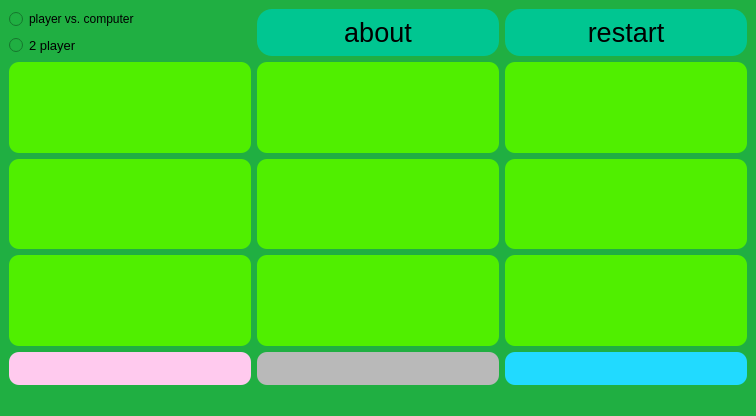
Before: the Qt Designer form tic-tac-toe/tic-tac-toe.ui in TaRa1999R/assignment18, drawn with Qt 5.
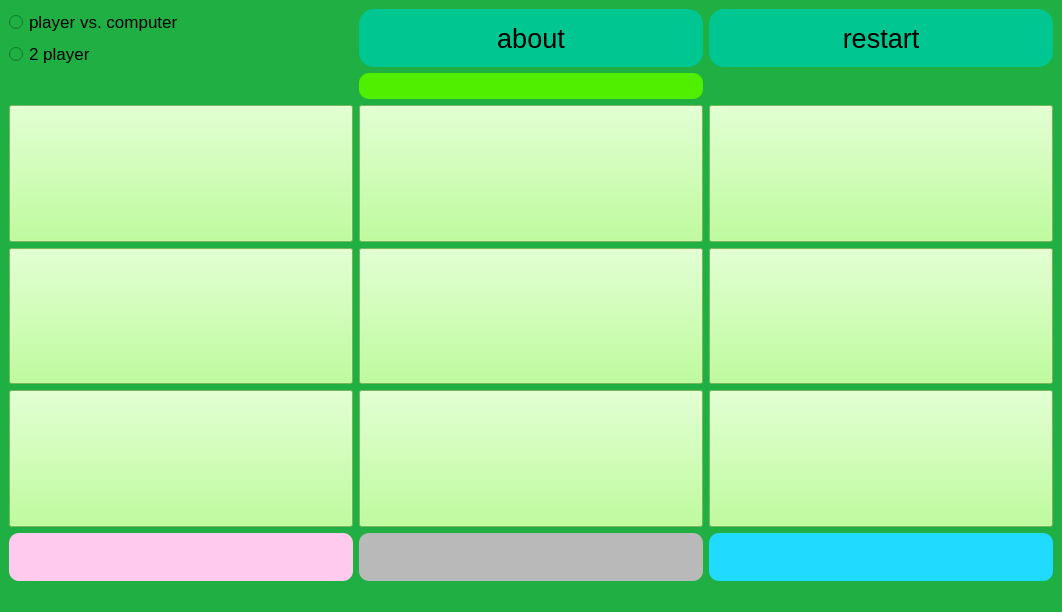
After: the same form once the commit is applied.

```diff
--- a/tic-tac-toe/tic-tac-toe.ui
+++ b/tic-tac-toe/tic-tac-toe.ui
@@ -6,8 +6,8 @@
    <rect>
     <x>0</x>
     <y>0</y>
-    <width>398</width>
-    <height>416</height>
+    <width>960</width>
+    <height>612</height>
    </rect>
   </property>
   <property name="windowTitle">
@@ -18,25 +18,7 @@
   </property>
   <widget class="QWidget" name="centralwidget">
    <layout class="QGridLayout" name="gridLayout">
-    <item row="0" column="0">
-     <widget class="QRadioButton" name="computer">
-      <property name="sizePolicy">
-       <sizepolicy hsizetype="Minimum" vsizetype="Maximum">
-        <horstretch>0</horstretch>
-        <verstretch>0</verstretch>
-       </sizepolicy>
-      </property>
-      <property name="font">
-       <font>
-        <pointsize>9</pointsize>
-       </font>
-      </property>
-      <property name="text">
-       <string>player vs. computer</string>
-      </property>
-     </widget>
-    </item>
-    <item row="1" column="0">
+    <item row="2" column="0">
      <widget class="QRadioButton" name="player">
       <property name="sizePolicy">
        <sizepolicy hsizetype="Minimum" vsizetype="Maximum">
@@ -46,7 +28,7 @@
       </property>
       <property name="font">
        <font>
-        <pointsize>10</pointsize>
+        <pointsize>13</pointsize>
        </font>
       </property>
       <property name="text">
@@ -54,57 +36,7 @@
       </property>
      </widget>
     </item>
-    <item row="2" column="0">
-     <widget class="QPushButton" name="topLeft">
-      <property name="sizePolicy">
-       <sizepolicy hsizetype="Minimum" vsizetype="Minimum">
-        <horstretch>0</horstretch>
-        <verstretch>0</verstretch>
-       </sizepolicy>
-      </property>
-      <property name="font">
-       <font>
-        <pointsize>10</pointsize>
-       </font>
-      </property>
-      <property name="styleSheet">
-       <string notr="true">background-color: rgb(80, 239, 0);
-border-top-left-radius:10px;
-border-top-right-radius:10px;
-border-bottom-left-radius:10px;
-border-bottom-right-radius:10px;</string>
-      </property>
-      <property name="text">
-       <string/>
-      </property>
-     </widget>
-    </item>
-    <item row="2" column="1">
-     <widget class="QPushButton" name="top">
-      <property name="sizePolicy">
-       <sizepolicy hsizetype="Minimum" vsizetype="Minimum">
-        <horstretch>0</horstretch>
-        <verstretch>0</verstretch>
-       </sizepolicy>
-      </property>
-      <property name="font">
-       <font>
-        <pointsize>10</pointsize>
-       </font>
-      </property>
-      <property name="styleSheet">
-       <string notr="true">background-color: rgb(80, 239, 0);
-border-top-left-radius:10px;
-border-top-right-radius:10px;
-border-bottom-left-radius:10px;
-border-bottom-right-radius:10px;</string>
-      </property>
-      <property name="text">
-       <string/>
-      </property>
-     </widget>
-    </item>
-    <item row="3" column="0">
+    <item row="6" column="0">
      <widget class="QPushButton" name="left">
       <property name="sizePolicy">
        <sizepolicy hsizetype="Minimum" vsizetype="Minimum">
@@ -114,22 +46,78 @@
       </property>
       <property name="font">
        <font>
-        <pointsize>15</pointsize>
+        <pointsize>40</pointsize>
        </font>
       </property>
       <property name="styleSheet">
-       <string notr="true">background-color: rgb(80, 239, 0);
-border-top-left-radius:10px;
-border-top-right-radius:10px;
-border-bottom-left-radius:10px;
-border-bottom-right-radius:10px;</string>
+       <string notr="true">background-color: rgb(170, 255, 127)</string>
       </property>
       <property name="text">
        <string/>
       </property>
      </widget>
     </item>
-    <item row="3" column="1">
+    <item row="5" column="1">
+     <widget class="QPushButton" name="top">
+      <property name="sizePolicy">
+       <sizepolicy hsizetype="Minimum" vsizetype="Minimum">
+        <horstretch>0</horstretch>
+        <verstretch>0</verstretch>
+       </sizepolicy>
+      </property>
+      <property name="font">
+       <font>
+        <pointsize>40</pointsize>
+       </font>
+      </property>
+      <property name="styleSheet">
+       <string notr="true">background-color: rgb(170, 255, 127)</string>
+      </property>
+      <property name="text">
+       <string/>
+      </property>
+     </widget>
+    </item>
+    <item row="1" column="0">
+     <widget class="QRadioButton" name="computer">
+      <property name="sizePolicy">
+       <sizepolicy hsizetype="Minimum" vsizetype="Maximum">
+        <horstretch>0</horstretch>
+        <verstretch>0</verstretch>
+       </sizepolicy>
+      </property>
+      <property name="font">
+       <font>
+        <pointsize>13</pointsize>
+       </font>
+      </property>
+      <property name="text">
+       <string>player vs. computer</string>
+      </property>
+     </widget>
+    </item>
+    <item row="5" column="2">
+     <widget class="QPushButton" name="topRight">
+      <property name="sizePolicy">
+       <sizepolicy hsizetype="Minimum" vsizetype="Minimum">
+        <horstretch>0</horstretch>
+        <verstretch>0</verstretch>
+       </sizepolicy>
+      </property>
+      <property name="font">
+       <font>
+        <pointsize>40</pointsize>
+       </font>
+      </property>
+      <property name="styleSheet">
+       <string notr="true">background-color: rgb(170, 255, 127)</string>
+      </property>
+      <property name="text">
+       <string/>
+      </property>
+     </widget>
+    </item>
+    <item row="6" column="1">
      <widget class="QPushButton" name="mid">
       <property name="sizePolicy">
        <sizepolicy hsizetype="Minimum" vsizetype="Minimum">
@@ -139,22 +127,44 @@
       </property>
       <property name="font">
        <font>
-        <pointsize>20</pointsize>
+        <pointsize>40</pointsize>
        </font>
       </property>
       <property name="styleSheet">
-       <string notr="true">background-color: rgb(80, 239, 0);
-border-top-left-radius:10px;
-border-top-right-radius:10px;
-border-bottom-left-radius:10px;
-border-bottom-right-radius:10px;</string>
+       <string notr="true">background-color: rgb(170, 255, 127)</string>
       </property>
       <property name="text">
        <string/>
       </property>
      </widget>
     </item>
-    <item row="3" column="2">
+    <item row="1" column="1" rowspan="2">
+     <widget class="QPushButton" name="about">
+      <property name="sizePolicy">
+       <sizepolicy hsizetype="Minimum" vsizetype="Minimum">
+        <horstretch>0</horstretch>
+        <verstretch>0</verstretch>
+       </sizepolicy>
+      </property>
+      <property name="font">
+       <font>
+        <pointsize>20</pointsize>
+        <italic>false</italic>
+       </font>
+      </property>
+      <property name="styleSheet">
+       <string notr="true">background-color: rgb(0, 198, 145);
+border-top-left-radius:15px;
+border-top-right-radius:15px;
+border-bottom-left-radius:15px;
+border-bottom-right-radius:15px;</string>
+      </property>
+      <property name="text">
+       <string>about</string>
+      </property>
+     </widget>
+    </item>
+    <item row="6" column="2">
      <widget class="QPushButton" name="right">
       <property name="sizePolicy">
        <sizepolicy hsizetype="Minimum" vsizetype="Minimum">
@@ -164,121 +174,18 @@
       </property>
       <property name="font">
        <font>
-        <pointsize>25</pointsize>
-       </font>
-      </property>
-      <property name="styleSheet">
-       <string notr="true">background-color: rgb(80, 239, 0);
-border-top-left-radius:10px;
-border-top-right-radius:10px;
-border-bottom-left-radius:10px;
-border-bottom-right-radius:10px;</string>
-      </property>
-      <property name="text">
-       <string/>
-      </property>
-     </widget>
-    </item>
-    <item row="4" column="0">
-     <widget class="QPushButton" name="bottomLeft">
-      <property name="sizePolicy">
-       <sizepolicy hsizetype="Minimum" vsizetype="Minimum">
-        <horstretch>0</horstretch>
-        <verstretch>0</verstretch>
-       </sizepolicy>
-      </property>
-      <property name="font">
-       <font>
-        <pointsize>30</pointsize>
-       </font>
-      </property>
-      <property name="styleSheet">
-       <string notr="true">background-color: rgb(80, 239, 0);
-border-top-left-radius:10px;
-border-top-right-radius:10px;
-border-bottom-left-radius:10px;
-border-bottom-right-radius:10px;</string>
-      </property>
-      <property name="text">
-       <string/>
-      </property>
-     </widget>
-    </item>
-    <item row="4" column="1">
-     <widget class="QPushButton" name="bottom">
-      <property name="sizePolicy">
-       <sizepolicy hsizetype="Minimum" vsizetype="Minimum">
-        <horstretch>0</horstretch>
-        <verstretch>0</verstretch>
-       </sizepolicy>
-      </property>
-      <property name="font">
-       <font>
-        <pointsize>35</pointsize>
-       </font>
-      </property>
-      <property name="styleSheet">
-       <string notr="true">background-color: rgb(80, 239, 0);
-border-top-left-radius:10px;
-border-top-right-radius:10px;
-border-bottom-left-radius:10px;
-border-bottom-right-radius:10px;</string>
-      </property>
-      <property name="text">
-       <string/>
-      </property>
-     </widget>
-    </item>
-    <item row="4" column="2">
-     <widget class="QPushButton" name="bottomRight">
-      <property name="sizePolicy">
-       <sizepolicy hsizetype="Minimum" vsizetype="Minimum">
-        <horstretch>0</horstretch>
-        <verstretch>0</verstretch>
-       </sizepolicy>
-      </property>
-      <property name="font">
-       <font>
         <pointsize>40</pointsize>
        </font>
       </property>
       <property name="styleSheet">
-       <string notr="true">background-color: rgb(80, 239, 0);
-border-top-left-radius:10px;
-border-top-right-radius:10px;
-border-bottom-left-radius:10px;
-border-bottom-right-radius:10px;</string>
+       <string notr="true">background-color: rgb(170, 255, 127)</string>
       </property>
       <property name="text">
        <string/>
       </property>
      </widget>
     </item>
-    <item row="5" column="0">
-     <widget class="QLineEdit" name="Xscore">
-      <property name="sizePolicy">
-       <sizepolicy hsizetype="Minimum" vsizetype="Ignored">
-        <horstretch>0</horstretch>
-        <verstretch>0</verstretch>
-       </sizepolicy>
-      </property>
-      <property name="font">
-       <font>
-        <pointsize>20</pointsize>
-       </font>
-      </property>
-      <property name="styleSheet">
-       <string notr="true">background-color: rgb(255, 202, 238);
-color: rgb(255, 26, 49);
-border-top-left-radius:10px;
-border-top-right-radius:10px;
-border-bottom-left-radius:10px;
-border-bottom-right-radius:10px;
-min-height:30px;</string>
-      </property>
-     </widget>
-    </item>
-    <item row="5" column="1">
+    <item row="8" column="1">
      <widget class="QLineEdit" name="Tiescore">
       <property name="sizePolicy">
        <sizepolicy hsizetype="Minimum" vsizetype="Maximum">
@@ -288,7 +195,7 @@
       </property>
       <property name="font">
        <font>
-        <pointsize>20</pointsize>
+        <pointsize>30</pointsize>
        </font>
       </property>
       <property name="styleSheet">
@@ -302,7 +209,7 @@
       </property>
      </widget>
     </item>
-    <item row="5" column="2">
+    <item row="8" column="2">
      <widget class="QLineEdit" name="Oscore">
       <property name="sizePolicy">
        <sizepolicy hsizetype="Minimum" vsizetype="Ignored">
@@ -312,7 +219,7 @@
       </property>
       <property name="font">
        <font>
-        <pointsize>20</pointsize>
+        <pointsize>30</pointsize>
        </font>
       </property>
       <property name="styleSheet">
@@ -326,17 +233,17 @@
       </property>
      </widget>
     </item>
-    <item row="2" column="2">
-     <widget class="QPushButton" name="topRight">
+    <item row="4" column="1">
+     <widget class="QLineEdit" name="turn">
       <property name="sizePolicy">
-       <sizepolicy hsizetype="Minimum" vsizetype="Minimum">
+       <sizepolicy hsizetype="Minimum" vsizetype="Maximum">
         <horstretch>0</horstretch>
         <verstretch>0</verstretch>
        </sizepolicy>
       </property>
       <property name="font">
        <font>
-        <pointsize>10</pointsize>
+        <pointsize>15</pointsize>
        </font>
       </property>
       <property name="styleSheet">
@@ -346,13 +253,31 @@
 border-bottom-left-radius:10px;
 border-bottom-right-radius:10px;</string>
       </property>
+     </widget>
+    </item>
+    <item row="7" column="2">
+     <widget class="QPushButton" name="bottomRight">
+      <property name="sizePolicy">
+       <sizepolicy hsizetype="Minimum" vsizetype="Minimum">
+        <horstretch>0</horstretch>
+        <verstretch>0</verstretch>
+       </sizepolicy>
+      </property>
+      <property name="font">
+       <font>
+        <pointsize>40</pointsize>
+       </font>
+      </property>
+      <property name="styleSheet">
+       <string notr="true">background-color: rgb(170, 255, 127)</string>
+      </property>
       <property name="text">
        <string/>
       </property>
      </widget>
     </item>
-    <item row="0" column="1" rowspan="2">
-     <widget class="QPushButton" name="about">
+    <item row="7" column="0">
+     <widget class="QPushButton" name="bottomLeft">
       <property name="sizePolicy">
        <sizepolicy hsizetype="Minimum" vsizetype="Minimum">
         <horstretch>0</horstretch>
@@ -361,23 +286,42 @@
       </property>
       <property name="font">
        <font>
-        <pointsize>20</pointsize>
-        <italic>false</italic>
+        <pointsize>40</pointsize>
        </font>
       </property>
       <property name="styleSheet">
-       <string notr="true">background-color: rgb(0, 198, 145);
-border-top-left-radius:15px;
-border-top-right-radius:15px;
-border-bottom-left-radius:15px;
-border-bottom-right-radius:15px;</string>
+       <string notr="true">background-color: rgb(170, 255, 127)</string>
       </property>
       <property name="text">
-       <string>about</string>
+       <string/>
       </property>
      </widget>
     </item>
-    <item row="0" column="2" rowspan="2">
+    <item row="8" column="0">
+     <widget class="QLineEdit" name="Xscore">
+      <property name="sizePolicy">
+       <sizepolicy hsizetype="Minimum" vsizetype="Ignored">
+        <horstretch>0</horstretch>
+        <verstretch>0</verstretch>
+       </sizepolicy>
+      </property>
+      <property name="font">
+       <font>
+        <pointsize>30</pointsize>
+       </font>
+      </property>
+      <property name="styleSheet">
+       <string notr="true">background-color: rgb(255, 202, 238);
+color: rgb(255, 26, 49);
+border-top-left-radius:10px;
+border-top-right-radius:10px;
+border-bottom-left-radius:10px;
+border-bottom-right-radius:10px;
+min-height:30px;</string>
+      </property>
+     </widget>
+    </item>
+    <item row="1" column="2" rowspan="2">
      <widget class="QPushButton" name="restart">
       <property name="sizePolicy">
        <sizepolicy hsizetype="Minimum" vsizetype="Minimum">
@@ -403,6 +347,48 @@
       </property>
      </widget>
     </item>
+    <item row="7" column="1">
+     <widget class="QPushButton" name="bottom">
+      <property name="sizePolicy">
+       <sizepolicy hsizetype="Minimum" vsizetype="Minimum">
+        <horstretch>0</horstretch>
+        <verstretch>0</verstretch>
+       </sizepolicy>
+      </property>
+      <property name="font">
+       <font>
+        <pointsize>40</pointsize>
+       </font>
+      </property>
+      <property name="styleSheet">
+       <string notr="true">background-color: rgb(170, 255, 127)</string>
+      </property>
+      <property name="text">
+       <string/>
+      </property>
+     </widget>
+    </item>
+    <item row="5" column="0">
+     <widget class="QPushButton" name="topLeft">
+      <property name="sizePolicy">
+       <sizepolicy hsizetype="Minimum" vsizetype="Minimum">
+        <horstretch>0</horstretch>
+        <verstretch>0</verstretch>
+       </sizepolicy>
+      </property>
+      <property name="font">
+       <font>
+        <pointsize>40</pointsize>
+       </font>
+      </property>
+      <property name="styleSheet">
+       <string notr="true">background-color: rgb(170, 255, 127)</string>
+      </property>
+      <property name="text">
+       <string/>
+      </property>
+     </widget>
+    </item>
    </layout>
   </widget>
   <widget class="QMenuBar" name="menubar">
```
Left out of the diff: 4 changed lines with no effect on the pictures.
